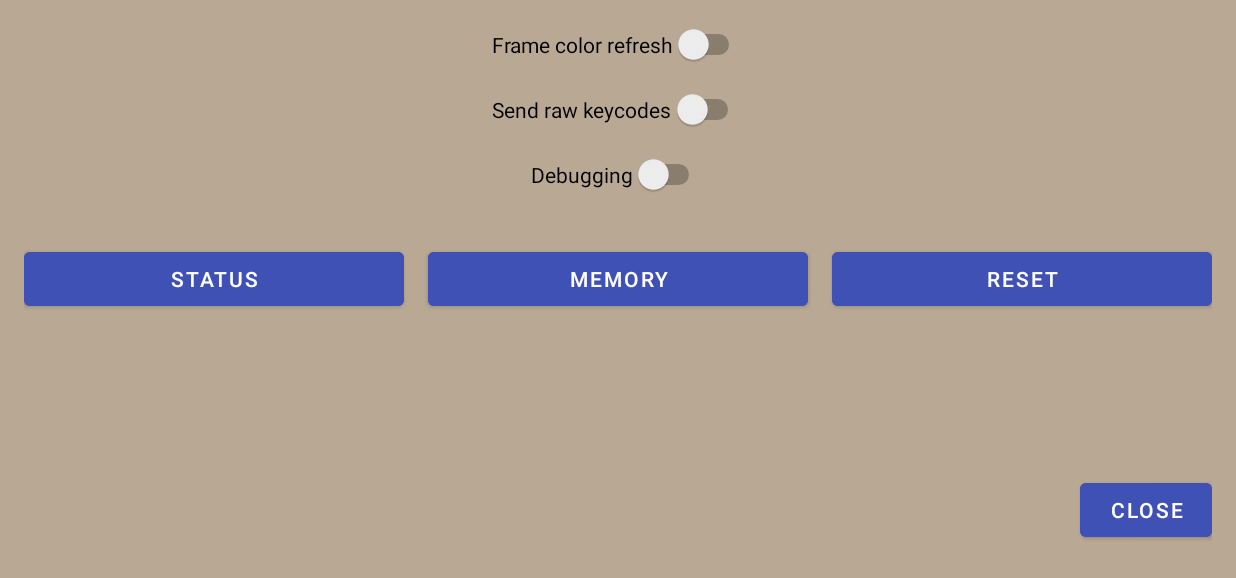
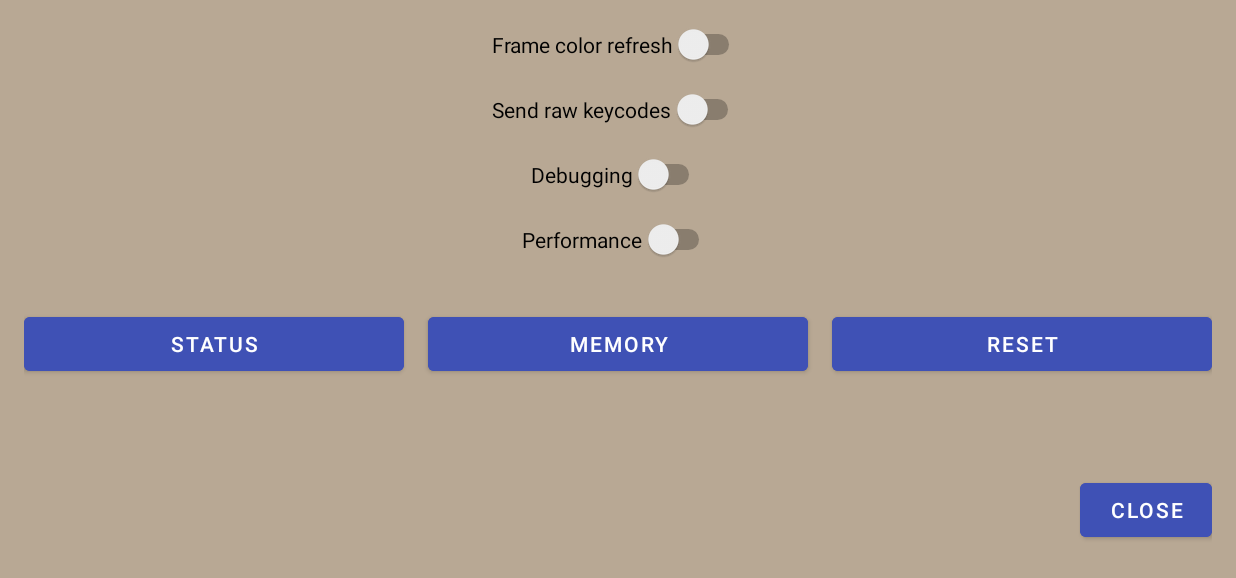
Before and after one commit to retroelec/T-HMI-C64, an Android app: the screen it shows after launch (DivActivity), after a tap on "DIV", on a phone screen of 824 x 412 dp (held sideways). Shown: the top 578 px of the screen. Run offline under Robolectric (Android 15) with nearby library versions, the phone set to English and light mode, and no system bars.

Commit message:
add 'monitor performance' switch + small bug fixes

```diff
--- a/THMIC64KB/app/src/main/java/org/retroelec/thmic64kb/BLEManager.java
+++ b/THMIC64KB/app/src/main/java/org/retroelec/thmic64kb/BLEManager.java
@@ -93,6 +93,7 @@ public class BLEManager {
                             settings.setRefreshframecolor(receivedData[2] != 0);
                             settings.setSendRawKeyCodes(receivedData[3] != 0);
                             settings.setDebug(receivedData[4] != 0);
+                            settings.setPerf(receivedData[5] != 0);
                             settings.notifySettingsObserver();
                             break;
                         case 2:
--- a/THMIC64KB/app/src/main/java/org/retroelec/thmic64kb/C64Keyboard.java
+++ b/THMIC64KB/app/src/main/java/org/retroelec/thmic64kb/C64Keyboard.java
@@ -46,9 +46,9 @@ public class C64Keyboard extends LinearLayout {
     private Button keyslash;
 
     void initKBHashMap() {
-        map.put("LOAD", new byte[]{(byte) Config.LOAD, (byte) 0x00, (byte) 0x80});
-        map.put("RESTORE", new byte[]{(byte) Config.RESTORE, (byte) 0x00, (byte) 0x80});
-        map.put("RESTORERUNSTOP", new byte[]{(byte) Config.RESTORE, (byte) 0x01, (byte) 0x80});
+        map.put("LOAD", new byte[]{Config.LOAD, (byte) 0x00, (byte) 0x80});
+        map.put("RESTORE", new byte[]{Config.RESTORE, (byte) 0x00, (byte) 0x80});
+        map.put("RESTORERUNSTOP", new byte[]{Config.RESTORE, (byte) 0x01, (byte) 0x80});
         map.put("del", new byte[]{(byte) 0xfe, (byte) 0xfe, (byte) 0x00});
         map.put("home", new byte[]{(byte) 0xbf, (byte) 0xf7, (byte) 0x00});
         map.put("ctrl", new byte[]{(byte) 0x7f, (byte) 0xdf, (byte) 0x00});
--- a/THMIC64KB/app/src/main/java/org/retroelec/thmic64kb/Config.java
+++ b/THMIC64KB/app/src/main/java/org/retroelec/thmic64kb/Config.java
@@ -37,4 +37,5 @@ public class Config {
     public static final byte SWITCHCIA2 = 23;
     public static final byte SENDRAWKEYS = 24;
     public static final byte SWITCHDEBUG = 25;
+    public static final byte SWITCHPERF = 26;
 }
--- a/THMIC64KB/app/src/main/java/org/retroelec/thmic64kb/DivActivity.java
+++ b/THMIC64KB/app/src/main/java/org/retroelec/thmic64kb/DivActivity.java
@@ -11,6 +11,7 @@ public class DivActivity extends AppCompatActivity implements SettingsObserver {
     private Switch toggleRefreshframecolorSwitch;
     private Switch toggleSendRawKeyCodes;
     private Switch toggleDebug;
+    private Switch togglePerf;
     private Settings settings;
 
     private void sendCmd(byte[] data) {
@@ -27,6 +28,7 @@ public class DivActivity extends AppCompatActivity implements SettingsObserver {
             toggleRefreshframecolorSwitch.setChecked(settings.isRefreshframecolor());
             toggleSendRawKeyCodes.setChecked(settings.isSendRawKeyCodes());
             toggleDebug.setChecked(settings.isDebug());
+            togglePerf.setChecked(settings.isPerf());
         });
     }
 
@@ -61,6 +63,9 @@ public class DivActivity extends AppCompatActivity implements SettingsObserver {
         toggleDebug = findViewById(R.id.toggleDebug);
         toggleDebug.setOnClickListener(v -> sendCmd(new byte[]{Config.SWITCHDEBUG, (byte) 0x00, (byte) 0x80}));
 
+        togglePerf = findViewById(R.id.togglePerf);
+        togglePerf.setOnClickListener(v -> sendCmd(new byte[]{Config.SWITCHPERF, (byte) 0x00, (byte) 0x80}));
+
         final Button keystatus = findViewById(R.id.keystatus);
         keystatus.setOnClickListener(view -> {
             Intent i = new Intent(this, StatusActivity.class);
--- a/THMIC64KB/app/src/main/java/org/retroelec/thmic64kb/Settings.java
+++ b/THMIC64KB/app/src/main/java/org/retroelec/thmic64kb/Settings.java
@@ -6,6 +6,7 @@ public class Settings {
     boolean refreshframecolor;
     boolean sendRawKeyCodes;
     boolean debug;
+    boolean perf;
 
     public void registerSettingsObserver(SettingsObserver observer) {
         this.observer = observer;
@@ -52,4 +53,12 @@ public class Settings {
     public void setDebug(boolean debug) {
         this.debug = debug;
     }
+
+    public boolean isPerf() {
+        return perf;
+    }
+
+    public void setPerf(boolean perf) {
+        this.perf = perf;
+    }
 }
--- a/THMIC64KB/app/src/main/res/layout/div.xml
+++ b/THMIC64KB/app/src/main/res/layout/div.xml
@@ -35,13 +35,23 @@
         app:layout_constraintStart_toStartOf="parent"
         app:layout_constraintTop_toBottomOf="@id/toggleSendRawKeyCodes" />
 
+    <Switch
+        android:id="@+id/togglePerf"
+        android:layout_width="wrap_content"
+        android:layout_height="wrap_content"
+        android:layout_marginTop="16dp"
+        android:text="Performance"
+        app:layout_constraintEnd_toEndOf="parent"
+        app:layout_constraintStart_toStartOf="parent"
+        app:layout_constraintTop_toBottomOf="@id/toggleDebug" />
+
     <androidx.constraintlayout.widget.ConstraintLayout
         android:layout_width="0dp"
         android:layout_height="wrap_content"
         android:layout_marginTop="32dp"
         app:layout_constraintEnd_toEndOf="parent"
         app:layout_constraintStart_toStartOf="parent"
-        app:layout_constraintTop_toBottomOf="@id/toggleDebug">
+        app:layout_constraintTop_toBottomOf="@id/togglePerf">
 
         <Button
             android:id="@+id/keystatus"
```
Also changed, not shown: 8 other files.
